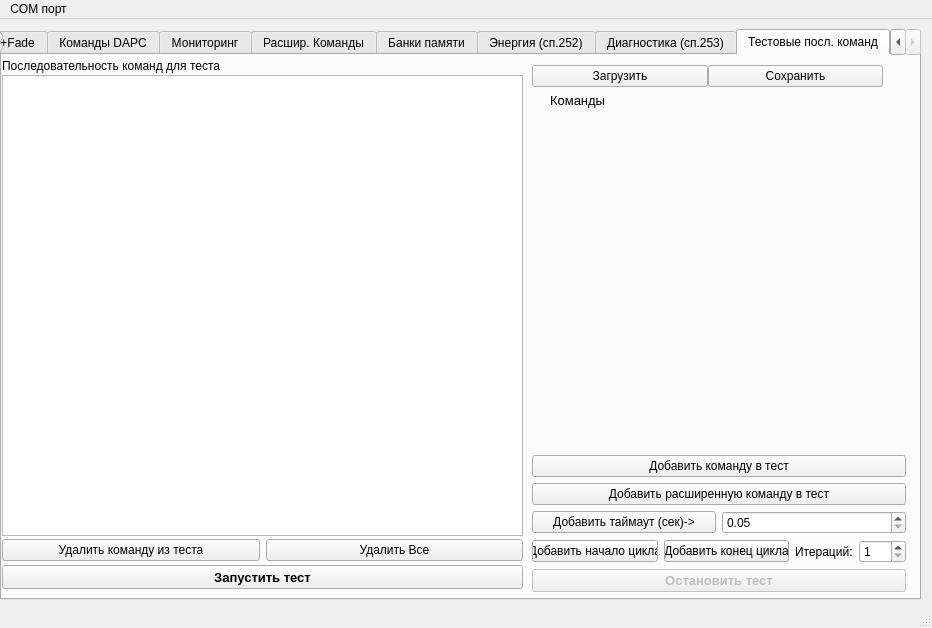
The window that DaliTestClient/dalimain.ui (AlexanderSveshnikov/DaliTestClient) describes before a commit, drawn with Qt 5.
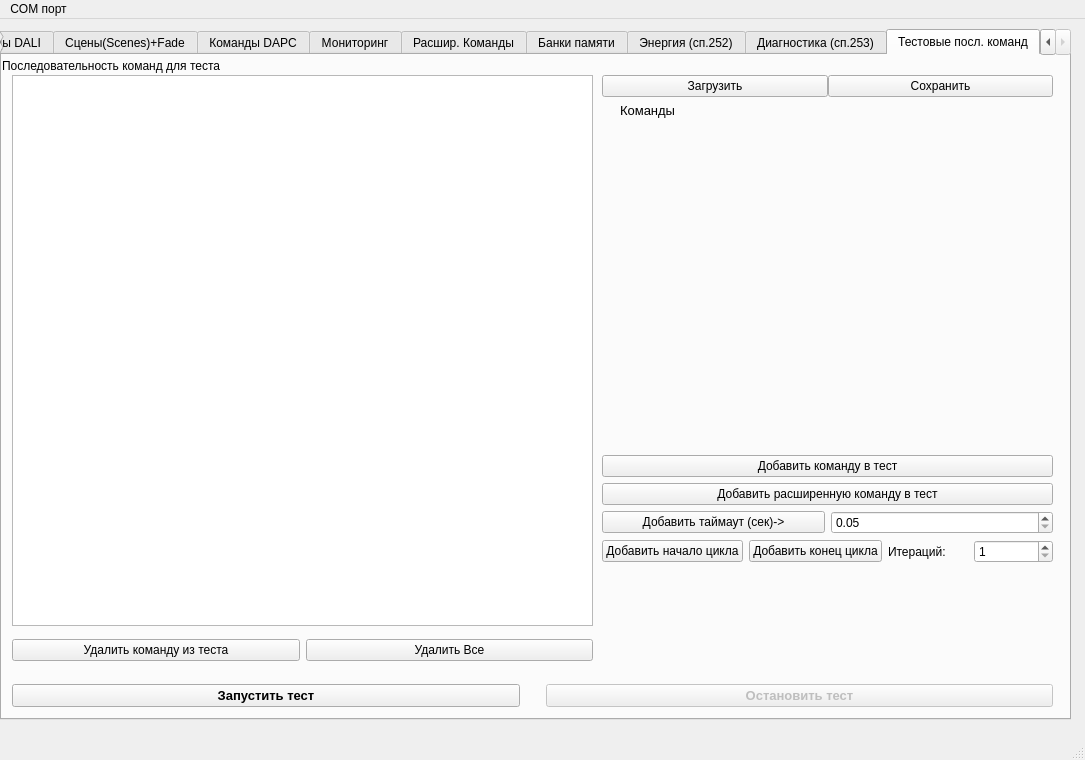
The same window after the commit. The open tabs and pages were chosen to show the change.

```diff
--- a/DaliTestClient/dalimain.ui
+++ b/DaliTestClient/dalimain.ui
@@ -6,8 +6,8 @@
    <rect>
     <x>0</x>
     <y>0</y>
-    <width>932</width>
-    <height>628</height>
+    <width>1085</width>
+    <height>760</height>
    </rect>
   </property>
   <property name="windowTitle">
@@ -19,8 +19,8 @@
      <rect>
       <x>0</x>
       <y>10</y>
-      <width>921</width>
-      <height>571</height>
+      <width>1071</width>
+      <height>691</height>
      </rect>
     </property>
     <layout class="QVBoxLayout" name="verticalLayout">
@@ -2102,10 +2102,10 @@
         <widget class="QWidget" name="verticalLayoutWidget_7">
          <property name="geometry">
           <rect>
-           <x>530</x>
-           <y>10</y>
-           <width>351</width>
-           <height>251</height>
+           <x>600</x>
+           <y>20</y>
+           <width>451</width>
+           <height>241</height>
           </rect>
          </property>
          <layout class="QVBoxLayout" name="verticalLayout_18">
@@ -2159,10 +2159,10 @@
         <widget class="QWidget" name="verticalLayoutWidget_8">
          <property name="geometry">
           <rect>
-           <x>530</x>
+           <x>600</x>
            <y>400</y>
-           <width>374</width>
-           <height>152</height>
+           <width>451</width>
+           <height>211</height>
           </rect>
          </property>
          <layout class="QVBoxLayout" name="verticalLayout_25">
@@ -2239,23 +2239,6 @@
             </item>
            </layout>
           </item>
-          <item>
-           <widget class="QPushButton" name="testStopButton">
-            <property name="enabled">
-             <bool>false</bool>
-            </property>
-            <property name="font">
-             <font>
-              <pointsize>10</pointsize>
-              <weight>75</weight>
-              <bold>true</bold>
-             </font>
-            </property>
-            <property name="text">
-             <string>Остановить тест</string>
-            </property>
-           </widget>
-          </item>
           <item>
            <spacer name="verticalSpacer_9">
             <property name="orientation">
@@ -2274,9 +2257,9 @@
         <widget class="QWidget" name="layoutWidget">
          <property name="geometry">
           <rect>
-           <x>530</x>
+           <x>600</x>
            <y>260</y>
-           <width>351</width>
+           <width>451</width>
            <height>141</height>
           </rect>
          </property>
@@ -2304,10 +2287,10 @@
         <widget class="QTableView" name="testSeqTableView">
          <property name="geometry">
           <rect>
-           <x>0</x>
+           <x>10</x>
            <y>20</y>
-           <width>521</width>
-           <height>461</height>
+           <width>581</width>
+           <height>551</height>
           </rect>
          </property>
          <property name="sizePolicy">
@@ -2320,9 +2303,9 @@
         <widget class="QWidget" name="layoutWidget">
          <property name="geometry">
           <rect>
-           <x>0</x>
-           <y>480</y>
-           <width>521</width>
+           <x>10</x>
+           <y>580</y>
+           <width>581</width>
            <height>31</height>
           </rect>
          </property>
@@ -2343,25 +2326,64 @@
           </item>
          </layout>
         </widget>
-        <widget class="QPushButton" name="testRunButton">
+        <widget class="QWidget" name="horizontalLayoutWidget_2">
          <property name="geometry">
           <rect>
-           <x>0</x>
-           <y>510</y>
-           <width>521</width>
-           <height>24</height>
+           <x>10</x>
+           <y>620</y>
+           <width>1041</width>
+           <height>41</height>
           </rect>
          </property>
-         <property name="font">
-          <font>
-           <pointsize>10</pointsize>
-           <weight>75</weight>
-           <bold>true</bold>
-          </font>
-         </property>
-         <property name="text">
-          <string>Запустить тест</string>
-         </property>
+         <layout class="QHBoxLayout" name="horizontalLayout_2">
+          <item>
+           <widget class="QPushButton" name="testRunButton">
+            <property name="font">
+             <font>
+              <pointsize>10</pointsize>
+              <weight>75</weight>
+              <bold>true</bold>
+             </font>
+            </property>
+            <property name="text">
+             <string>Запустить тест</string>
+            </property>
+           </widget>
+          </item>
+          <item>
+           <spacer name="horizontalSpacer_2">
+            <property name="orientation">
+             <enum>Qt::Horizontal</enum>
+            </property>
+            <property name="sizeType">
+             <enum>QSizePolicy::Fixed</enum>
+            </property>
+            <property name="sizeHint" stdset="0">
+             <size>
+              <width>20</width>
+              <height>20</height>
+             </size>
+            </property>
+           </spacer>
+          </item>
+          <item>
+           <widget class="QPushButton" name="testStopButton">
+            <property name="enabled">
+             <bool>false</bool>
+            </property>
+            <property name="font">
+             <font>
+              <pointsize>10</pointsize>
+              <weight>75</weight>
+              <bold>true</bold>
+             </font>
+            </property>
+            <property name="text">
+             <string>Остановить тест</string>
+            </property>
+           </widget>
+          </item>
+         </layout>
         </widget>
        </widget>
       </widget>
@@ -2374,7 +2396,7 @@
     <rect>
      <x>0</x>
      <y>0</y>
-     <width>932</width>
+     <width>1085</width>
      <height>21</height>
     </rect>
    </property>
```
Left out of the diff: 149 changed lines with no effect on the pictures.
